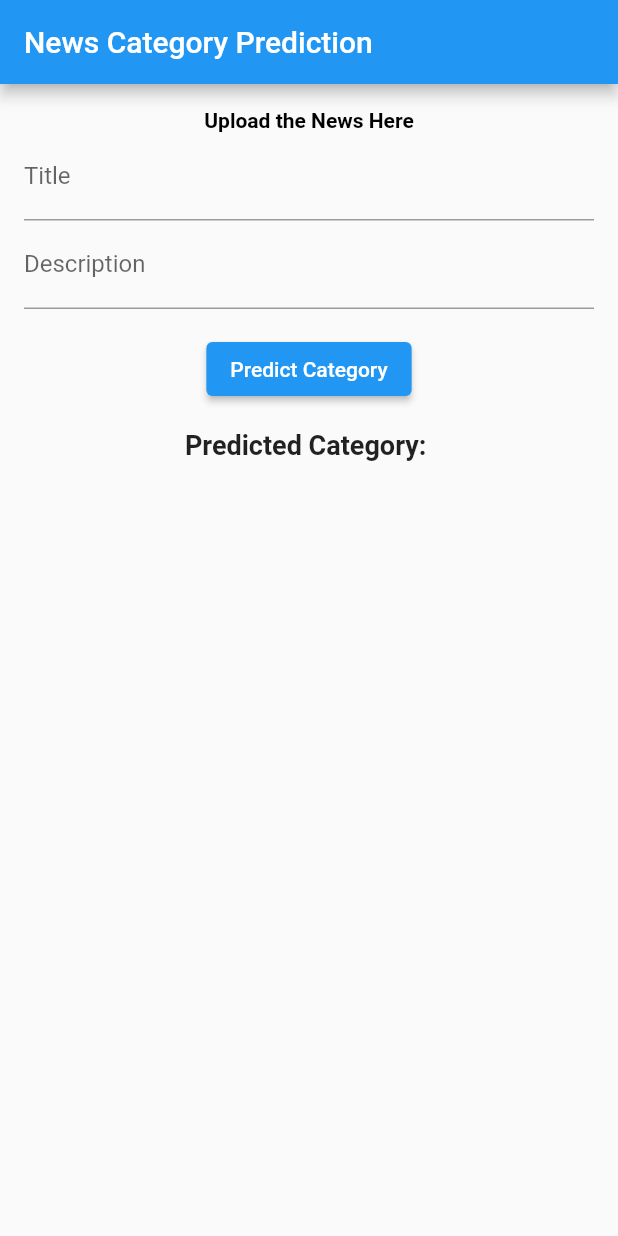
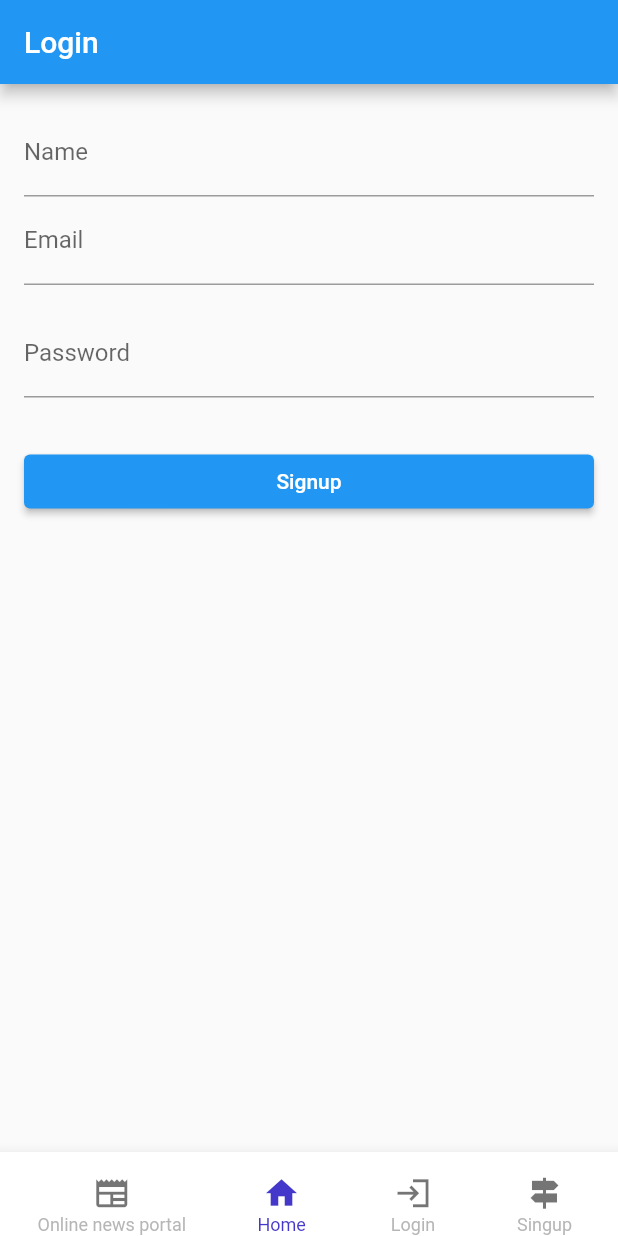
Before and after one commit to 07NG/newsclassifcation-with-flutter-using-rest-api, a Flutter app: the screen it shows after launch, on a phone screen of 412 x 824 dp. Run offline on Flutter 3.47's test engine with Material 2 defaults, Android fonts, the light colour scheme and no system bars.

Commit message:
ui of all pages

```diff
--- a/lib/main.dart
+++ b/lib/main.dart
@@ -1,154 +1,25 @@
 import 'package:flutter/material.dart';
-import 'package:http/http.dart' as http;
-import 'dart:convert';
+import 'package:project1/HomeScreen.dart';
+import 'package:project1/LoginScreen.dart';
+import 'package:project1/signup.dart';
+import 'package:project1/singup.dart';
 
-void main() {
-  runApp(const MyApp());
+void main() => runApp(const myApp());
+
+// ignore: camel_case_types
+class myApp extends StatefulWidget {
+  const myApp({super.key});
+
+  @override
+  State<myApp> createState() => _myAppState();
 }
 
-class MyApp extends StatelessWidget {
-  const MyApp({Key? key}) : super(key: key);
-
+// ignore: camel_case_types
+class _myAppState extends State<myApp> {
   @override
   Widget build(BuildContext context) {
-    return MaterialApp(
-      title: 'News Category Prediction',
-      theme: ThemeData(
-        primarySwatch: Colors.blue,
-      ),
-      home: const HomePage(),
+    return const MaterialApp(
+      home: SignupScreen(),
     );
   }
 }
-
-class HomePage extends StatefulWidget {
-  const HomePage({Key? key}) : super(key: key);
-
-  @override
-  _HomePageState createState() => _HomePageState();
-}
-
-class _HomePageState extends State<HomePage> {
-  final TextEditingController _newsTextController = TextEditingController();
-  final TextEditingController _titleTextController = TextEditingController();
-  String _predictedCategory = '';
-
-  Future<void> _predictCategory() async {
-    final newsText = _newsTextController.text;
-    final titleText = _titleTextController.text;
-    try {
-      final predictedCategory = await predictNewsCategory(newsText, titleText);
-      setState(() {
-        _predictedCategory = predictedCategory;
-      });
-    } catch (e) {
-      showDialog(
-        context: context,
-        builder: (context) {
-          return AlertDialog(
-            title: const Text('Prediction Error'),
-            content: const Text('Failed to predict news category.'),
-            actions: [
-              TextButton(
-                child: const Text('OK'),
-                onPressed: () => Navigator.of(context).pop(),
-              ),
-            ],
-          );
-        },
-      );
-    }
-  }
-
-  @override
-  Widget build(BuildContext context) {
-    return Scaffold(
-      appBar: AppBar(
-        title: const Text('News Category Prediction'),
-      ),
-      body: Padding(
-        padding: const EdgeInsets.all(16.0),
-        child: Column(
-          children: [
-            const Text(
-              'Upload the News Here',
-              style: TextStyle(
-                color: Colors.black,
-                fontWeight: FontWeight.bold,
-              ),
-            ),
-            TextField(
-              controller: _titleTextController,
-              decoration: const InputDecoration(
-                labelText: 'Title',
-              ),
-            ),
-            TextField(
-              controller: _newsTextController,
-              decoration: const InputDecoration(
-                labelText: 'Description',
-              ),
-            ),
-            const SizedBox(height: 16.0),
-            ElevatedButton(
-              onPressed: _predictCategory,
-              child: const Text('Predict Category'),
-            ),
-            const SizedBox(height: 16.0),
-            Text(
-              'Predicted Category: $_predictedCategory',
-              style: const TextStyle(
-                fontSize: 18.0,
-                fontWeight: FontWeight.bold,
-              ),
-            ),
-          ],
-        ),
-      ),
-    );
-  }
-}
-
-Future<String> predictNewsCategory(String newsText, String titleText) async {
-  final apiUrl = 'http://10.0.2.2:5000/processing/$titleText/$newsText/predict';
-
-  final response = await http.post(
-    Uri.parse(apiUrl),
-    body: {'title': titleText, 'news_text': newsText},
-  );
-
-  if (response.statusCode == 200) {
-    final responseBody = json.decode(response.body);
-    final predictedCategory = responseBody['context'];
-    return predictedCategory;
-  } else if (response.statusCode == 302) {
-    final redirectUrl = response.headers['location'];
-    if (redirectUrl != null) {
-      final finalRedirectUrl = await getFinalRedirectUrl(redirectUrl);
-      if (finalRedirectUrl != null) {
-        final finalRedirectResponse =
-            await http.get(Uri.parse(finalRedirectUrl));
-        if (finalRedirectResponse.statusCode == 200) {
-          final finalRedirectResponseBody =
-              json.decode(finalRedirectResponse.body);
-          final predictedCategory = finalRedirectResponseBody['context'];
-          return predictedCategory;
-        }
-      }
-    }
-    throw Exception('Failed to predict news category');
-  } else {
-    throw Exception('Failed to predict news category');
-  }
-}
-
-Future<String?> getFinalRedirectUrl(String url) async {
-  final response = await http.head(Uri.parse(url));
-  if (response.statusCode == 302) {
-    final redirectUrl = response.headers['location'];
-    if (redirectUrl != null) {
-      return redirectUrl;
-    }
-  }
-  return null;
-}
--- /dev/null
+++ b/lib/navbar.dart
@@ -0,0 +1,96 @@
+import 'package:flutter/material.dart';
+import 'package:project1/LoginScreen.dart';
+import 'package:project1/singup.dart';
+
+class BottomNavBarFb2 extends StatelessWidget {
+  const BottomNavBarFb2({Key? key}) : super(key: key);
+
+  final primaryColor = const Color(0xff4338CA);
+  final secondaryColor = const Color(0xff6D28D9);
+  final accentColor = const Color(0xffffffff);
+  final backgroundColor = const Color(0xffffffff);
+  final errorColor = const Color(0xffEF4444);
+
+  @override
+  Widget build(BuildContext context) {
+    return BottomAppBar(
+      color: Colors.white,
+      child: SizedBox(
+        height: 56,
+        width: MediaQuery.of(context).size.width,
+        child: Padding(
+          padding: const EdgeInsets.only(left: 25.0, right: 25.0),
+          child: Row(
+            mainAxisAlignment: MainAxisAlignment.spaceBetween,
+            children: [
+              IconBottomBar(
+                  text: "Online news portal",
+                  icon: Icons.newspaper,
+                  selected: false,
+                  onPressed: () {}),
+              IconBottomBar(
+                  text: "Home",
+                  icon: Icons.home,
+                  selected: true,
+                  onPressed: () {}),
+              IconBottomBar(
+                  text: "Login",
+                  icon: Icons.login_sharp,
+                  selected: false,
+                  onPressed: () {
+                    return const LoginScreen();
+                  }),
+              IconBottomBar(
+                  text: "Singup",
+                  icon: Icons.signpost_rounded,
+                  selected: false,
+                  onPressed: () {
+                    return const SignupScreen();
+                  }),
+            ],
+          ),
+        ),
+      ),
+    );
+  }
+}
+
+class IconBottomBar extends StatelessWidget {
+  const IconBottomBar(
+      {Key? key,
+      required this.text,
+      required this.icon,
+      required this.selected,
+      required this.onPressed})
+      : super(key: key);
+  final String text;
+  final IconData icon;
+  final bool selected;
+  final Function() onPressed;
+
+  final primaryColor = const Color(0xff4338CA);
+
+  @override
+  Widget build(BuildContext context) {
+    return Column(
+      mainAxisAlignment: MainAxisAlignment.center,
+      children: [
+        IconButton(
+          onPressed: onPressed,
+          icon: Icon(
+            icon,
+            size: 25,
+            color: selected ? primaryColor : Colors.black54,
+          ),
+        ),
+        Text(
+          text,
+          style: TextStyle(
+              fontSize: 12,
+              height: .1,
+              color: selected ? primaryColor : Colors.grey.withOpacity(.75)),
+        )
+      ],
+    );
+  }
+}
--- /dev/null
+++ b/lib/signup.dart
@@ -0,0 +1 @@
+// TODO Implement this library.
--- /dev/null
+++ b/lib/singup.dart
@@ -0,0 +1,48 @@
+import 'package:flutter/material.dart';
+import 'package:project1/navbar.dart';
+
+class SignupScreen extends StatelessWidget {
+  const SignupScreen({super.key});
+
+  @override
+  Widget build(BuildContext context) {
+    return Scaffold(
+      appBar: AppBar(
+        title: const Text('Login'),
+      ),
+      body: Container(
+        padding: const EdgeInsets.all(16),
+        constraints:
+            BoxConstraints(maxHeight: MediaQuery.of(context).size.height),
+        child: SingleChildScrollView(
+          scrollDirection: Axis.vertical,
+          child: Column(
+            mainAxisAlignment: MainAxisAlignment.center,
+            crossAxisAlignment: CrossAxisAlignment.stretch,
+            children: [
+              TextFormField(
+                decoration: const InputDecoration(labelText: 'Name'),
+              ),
+              TextFormField(
+                decoration: const InputDecoration(labelText: 'Email'),
+              ),
+              const SizedBox(height: 16),
+              TextFormField(
+                obscureText: true,
+                decoration: const InputDecoration(labelText: 'Password'),
+              ),
+              const SizedBox(height: 32),
+              ElevatedButton(
+                onPressed: () {
+                  // Perform login authentication logic here
+                },
+                child: const Text('Signup'),
+              ),
+            ],
+          ),
+        ),
+      ),
+      bottomNavigationBar: const BottomNavBarFb2(),
+    );
+  }
+}
--- a/pubspec.yaml
+++ b/pubspec.yaml
@@ -63,7 +63,10 @@ flutter:
 
   # To add assets to your application, add an assets section, like this:
   assets:
-    - images/background.jpg
+    - images/guest.png
+    - images/new.png
+    - images/register.png
+
   #   - images/a_dot_ham.jpeg
 
   # An image asset can refer to one or more resolution-specific "variants", see
```
Also changed, not shown: lib/HomeScreen.dart (added, +71 -0 lines), lib/LoginScreen.dart (added, +40 -0 lines), practise.dart (+27 -10 lines), guest.png (added), images/background.jpg (deleted), images/guest.png (added), images/new.png (added), images/register.png (added), new.png (added), register.png (added), 2 other files.
